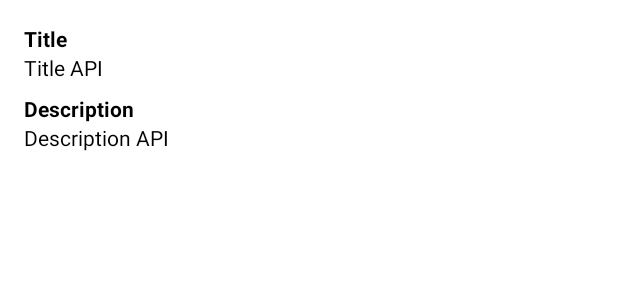
After one commit to matheus-souza/simple-project-kotlin-with-mvvm, an Android app: the layout activity_book_details.xml on its own in the app's theme, with its tools: preview values and no code run, on a phone screen of 412 x 824 dp. The commit adds this screen. Shown: the top 300 px of the screen. Run offline under Robolectric (Android 15) with nearby library versions, the phone set to English and light mode, and no system bars.

Commit message:
created bookdetailactivity

```diff
--- a/app/src/main/AndroidManifest.xml
+++ b/app/src/main/AndroidManifest.xml
@@ -11,6 +11,7 @@
         android:roundIcon="@mipmap/ic_launcher_round"
         android:supportsRtl="true"
         android:theme="@style/AppTheme">
+        <activity android:name=".ui.details.BookDetailsActivity"></activity>
         <activity android:name=".ui.books.BooksActivity">
             <intent-filter>
                 <action android:name="android.intent.action.MAIN" />
--- /dev/null
+++ b/app/src/main/java/com/valhalla/nybooks/ui/details/BookDetailsActivity.kt
@@ -0,0 +1,30 @@
+package com.valhalla.nybooks.ui.details
+
+import android.content.Context
+import android.content.Intent
+import androidx.appcompat.app.AppCompatActivity
+import android.os.Bundle
+import com.valhalla.nybooks.R
+import kotlinx.android.synthetic.main.activity_book_details.*
+
+class BookDetailsActivity : AppCompatActivity() {
+    override fun onCreate(savedInstanceState: Bundle?) {
+        super.onCreate(savedInstanceState)
+        setContentView(R.layout.activity_book_details)
+
+        tvTitle.text = intent.getStringExtra(EXTRA_TITLE)
+        tvDescription.text = intent.getStringExtra(EXTRA_DESCRIPTION)
+    }
+
+    companion object {
+        private const val EXTRA_TITLE = "EXTRA_TITLE"
+        private const val EXTRA_DESCRIPTION = "EXTRA_DESCRIPTION"
+
+        fun getStartIntent(context: Context, title: String, description: String): Intent {
+            return Intent(context, BookDetailsActivity::class.java).apply {
+                putExtra(EXTRA_TITLE, title)
+                putExtra(EXTRA_DESCRIPTION, description)
+            }
+        }
+    }
+}
--- /dev/null
+++ b/app/src/main/res/layout/activity_book_details.xml
@@ -0,0 +1,40 @@
+<?xml version="1.0" encoding="utf-8"?>
+<LinearLayout xmlns:android="http://schemas.android.com/apk/res/android"
+    xmlns:app="http://schemas.android.com/apk/res-auto"
+    xmlns:tools="http://schemas.android.com/tools"
+    android:layout_width="match_parent"
+    android:layout_height="match_parent"
+    android:orientation="vertical"
+    android:padding="16dp"
+    tools:context=".ui.details.BookDetailsActivity">
+
+    <TextView
+        android:layout_width="wrap_content"
+        android:layout_height="wrap_content"
+        android:text="@string/books_details_title_label"
+        android:textColor="#000"
+        android:textStyle="bold" />
+
+    <TextView
+        android:id="@+id/tvTitle"
+        android:layout_width="wrap_content"
+        android:layout_height="wrap_content"
+        android:textColor="#000"
+        tools:text="Title API" />
+
+    <TextView
+        android:layout_width="wrap_content"
+        android:layout_height="wrap_content"
+        android:layout_marginTop="8dp"
+        android:text="@string/books_details_description_label"
+        android:textColor="#000"
+        android:textStyle="bold" />
+
+    <TextView
+        android:id="@+id/tvDescription"
+        android:layout_width="wrap_content"
+        android:layout_height="wrap_content"
+        android:textColor="#000"
+        tools:text="Description API" />
+
+</LinearLayout>
--- a/app/src/main/res/values/strings.xml
+++ b/app/src/main/res/values/strings.xml
@@ -3,4 +3,8 @@
 
     <!-- Books Activity -->
     <string name="books_title">Books</string>
+
+    <!-- Book Detail Activity -->
+    <string name="books_details_title_label">Title</string>
+    <string name="books_details_description_label">Description</string>
 </resources>
```
